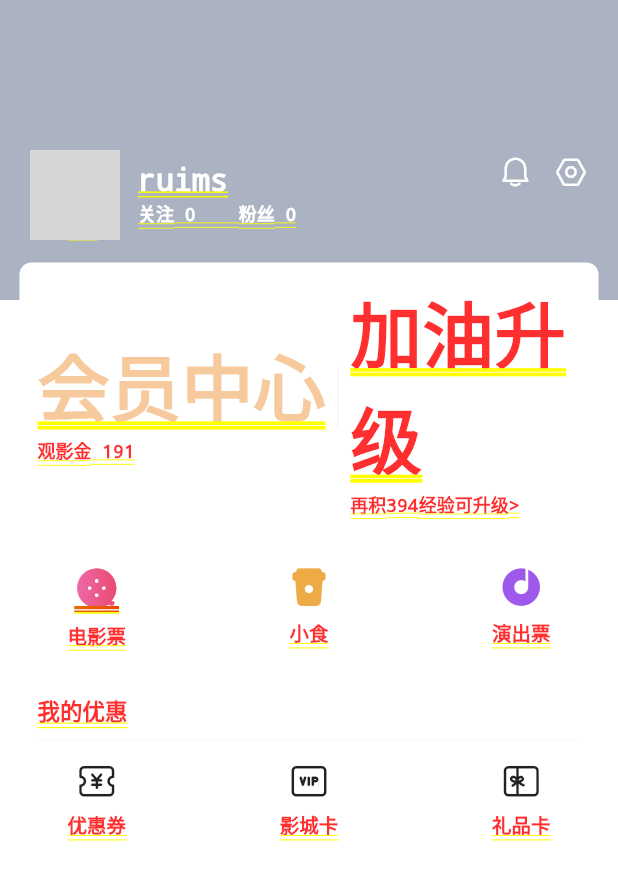
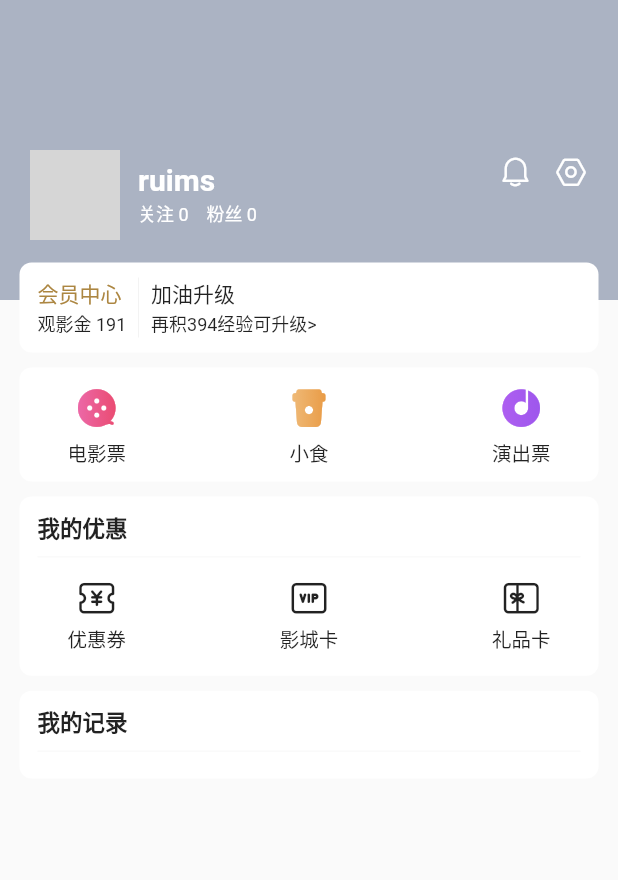
Before and after one commit to ruidoc/tao-ticket, a Flutter app: the MyIndex screen opened directly, on a phone screen of 412 x 824 dp. Shown: the top 880 px of the screen. Run offline on Flutter 3.47's test engine with Material 2 defaults, Android fonts, the phone set to English and light mode, and no system bars; drawn by our look-alikes of gradient_widgets; our stand-ins replace camera, dio, flutter_swiper, image_picker, pull_to_refresh, uni_links; missing offline and left inert: city_pickers, flutter_picker; network calls fail; grey boxes are pictures that could not be loaded.

Commit message:
change me page

```diff
--- a/lib/pages/nav_my/custom_scaffold.dart
+++ b/lib/pages/nav_my/custom_scaffold.dart
@@ -6,6 +6,7 @@ class CostomScaffold extends StatefulWidget {
   CostomScaffold({
     this.title,
     this.child,
+    this.offset = 0,
     this.isStack = false,
     this.opacity = 1,
   });
@@ -14,6 +15,7 @@ class CostomScaffold extends StatefulWidget {
   final Widget child;
   final bool isStack;
   final double opacity;
+  final double offset;
 
   @override
   _CostomScaffoldState createState() => _CostomScaffoldState();
@@ -25,11 +27,9 @@ class _CostomScaffoldState extends State<CostomScaffold> {
   @override
   Widget build(BuildContext context) {
     paddingTop = MediaQuery.of(context).padding.top;
-    return Container(
-      // color: Colors.red,
-      child: SizedBox.expand(
-        child: widget.isStack ? stackLayout() : flowLayout(),
-      ),
+    return Scaffold(
+      // color: Color(0xffabb3c3),
+      body: widget.isStack ? stackLayout() : flowLayout(),
     );
   }
 
@@ -92,7 +92,7 @@ class _CostomScaffoldState extends State<CostomScaffold> {
     return Stack(
       children: <Widget>[
         Container(
-          height: 200,
+          height: 200 - widget.offset,
           color: Color(0xffabb3c3),
         ),
         SizedBox.expand(
--- a/lib/pages/nav_my/index.dart
+++ b/lib/pages/nav_my/index.dart
@@ -15,6 +15,7 @@ class MyIndex extends StatefulWidget {
 class _MyIndexState extends State<MyIndex> {
   ScrollController _controller = new ScrollController();
   double _opacity = 0;
+  double postop = 0;
 
   @override
   void initState() {
@@ -26,7 +27,13 @@ class _MyIndexState extends State<MyIndex> {
       } else if (offset > 1) {
         offset = 1;
       }
-      // print(offset);
+
+      if (_controller.offset > 200) {
+        postop = 200;
+      } else {
+        postop = _controller.offset;
+      }
+      // print(_controller.offset);
       setState(() {
         _opacity = offset;
       });
@@ -38,6 +45,7 @@ class _MyIndexState extends State<MyIndex> {
     final UserModel userInfo = Provider.of<UserModel>(context);
     return CostomScaffold(
       title: '我的',
+      offset: postop,
       isStack: true,
       opacity: _opacity,
       child: ListView(
@@ -47,18 +55,23 @@ class _MyIndexState extends State<MyIndex> {
           _topView(userInfo),
           _cardWidget(
             child: Container(
-              child: Row(children: <Widget>[
+              child: Row(
+                children: <Widget>[
                   Column(
                     crossAxisAlignment: CrossAxisAlignment.start,
                     children: <Widget>[
-                    Text('会员中心',
+                      Text(
+                        '会员中心',
                         style: TextStyle(
-                          color: Color(0xfff6ca9d),
-                        )),
-                    Text('观影金 191',
+                          color: Color(0xffac8641),
+                        ),
+                      ),
+                      Text(
+                        '观影金 191',
                         style: TextStyle(
                           fontSize: 12,
-                        )),
+                        ),
+                      ),
                     ],
                   ),
                   Container(
@@ -72,23 +85,31 @@ class _MyIndexState extends State<MyIndex> {
                         right: BorderSide(
                           width: 0.5,
                           color: Colors.grey[200],
-                    )),
+                        ),
+                      ),
                     ),
                   ),
                   Expanded(
                     child: Column(
                       crossAxisAlignment: CrossAxisAlignment.start,
                       children: <Widget>[
-                      Text('加油升级',
+                        Text(
+                          '加油升级',
                           style: TextStyle(
                               // fontSize: 14,
-                              )),
-                      Text('再积394经验可升级>',
+                              ),
+                        ),
+                        Text(
+                          '再积394经验可升级>',
                           style: TextStyle(
                             fontSize: 12,
-                          )),
-                    ])),
-              ]),
+                          ),
+                        ),
+                      ],
+                    ),
+                  ),
+                ],
+              ),
             ),
           ),
           _cardWidget(
@@ -105,7 +126,7 @@ class _MyIndexState extends State<MyIndex> {
                         children: <Widget>[
                           GradientText(
                             '\ue932',
-                            shaderRect: Rect.fromLTWH(0.0, 0.0, 0.0, 0.0),
+                            shaderRect: Rect.fromLTWH(0.0, 0.0, 30.0, 20.0),
                             gradient: LinearGradient(
                                 colors: [Color(0xffec6bac), Color(0xffea496d)]),
                             style: TextStyle(
@@ -124,10 +145,13 @@ class _MyIndexState extends State<MyIndex> {
                       ),
                       child: Column(
                         children: <Widget>[
-                          Icon(
-                            Iconfont.xiaoshi27,
-                            size: 30,
-                            color: Color(0xFFeeaa45),
+                          GradientText(
+                            '\ue92f',
+                            shaderRect: Rect.fromLTWH(0.0, 0.0, 20.0, 20.0),
+                            gradient: LinearGradient(
+                                colors: [Color(0xfff0bf80), Color(0xffe8963d)]),
+                            style: TextStyle(
+                                fontSize: 30.0, fontFamily: 'Iconfont'),
                           ),
                           _textWrap('小食'),
                         ],
@@ -142,10 +166,13 @@ class _MyIndexState extends State<MyIndex> {
                       ),
                       child: Column(
                         children: <Widget>[
-                          Icon(
-                            Iconfont.yanchu28,
-                            size: 30,
-                            color: Color(0xFF9f58ec),
+                          GradientText(
+                            '\ue930',
+                            shaderRect: Rect.fromLTWH(0.0, 0.0, 20.0, 20.0),
+                            gradient: LinearGradient(
+                                colors: [Color(0xffaf5ff1), Color(0xff9c56ec)]),
+                            style: TextStyle(
+                                fontSize: 30.0, fontFamily: 'Iconfont'),
                           ),
                           _textWrap('演出票'),
                         ],
@@ -224,21 +251,23 @@ class _MyIndexState extends State<MyIndex> {
               ),
             ),
           ),
-          Container(
-            height: 400,
-            // child: FlatButton(
-            //   child: Text('888'),
-            //   onPressed: () {
-            //     Navigator.pushNamed(context, 'test_page');
-            //   },
-            // ),
+          _cardWidget(
+            title: '我的记录',
+            child: Container(
+              child: Row(
+                children: <Widget>[
+                  Expanded(
+                    child: Row(
+                      children: <Widget>[],
                     ),
-          // FlatButton(
-          //   child: Text('改变主题'),
-          //   onPressed: () {
-          //     Provider.of<AppMadel>(context, listen: false).changeThemeType();
-          //   },
-          // ),
+                  ),
+                ],
+              ),
+            ),
+          ),
+          SizedBox(
+            height: 300,
+          ),
         ],
       ),
     );
@@ -246,12 +275,16 @@ class _MyIndexState extends State<MyIndex> {
 
   Widget _topView(UserModel userInfo) {
     return Container(
+      // color: Color(0xffabb3c3),
       margin: EdgeInsets.only(
         top: 100,
         bottom: 15,
       ),
-      padding: EdgeInsets.symmetric(
-        horizontal: 20,
+      padding: EdgeInsets.only(
+        left: 20,
+        right: 20,
+        // top: 100,
+        // bottom: 15,
       ),
       child: Row(
         mainAxisAlignment: MainAxisAlignment.spaceBetween,
@@ -396,7 +429,7 @@ class _MyIndexState extends State<MyIndex> {
   Widget _textWrap(String title) {
     return Container(
       margin: EdgeInsets.only(
-        top: 6,
+        top: 4,
       ),
       child: Text(
         title,
```
Also changed, not shown: lib/pages/nav_film/cinema_page.dart (added, +30 -0 lines), lib/pages/nav_film/index.dart (+70 -3 lines), lib/pages/nav_home/index.dart (+17 -13 lines), lib/pages/nav_home/recommend_page.dart (+9 -7 lines). Lines whose indentation alone changed are shown as unchanged.
